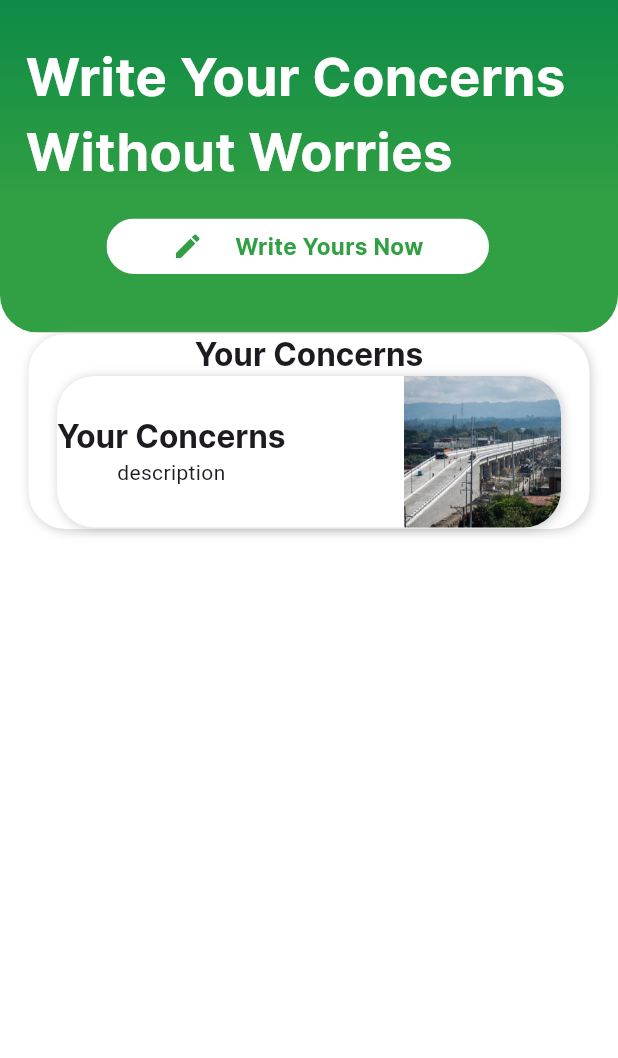
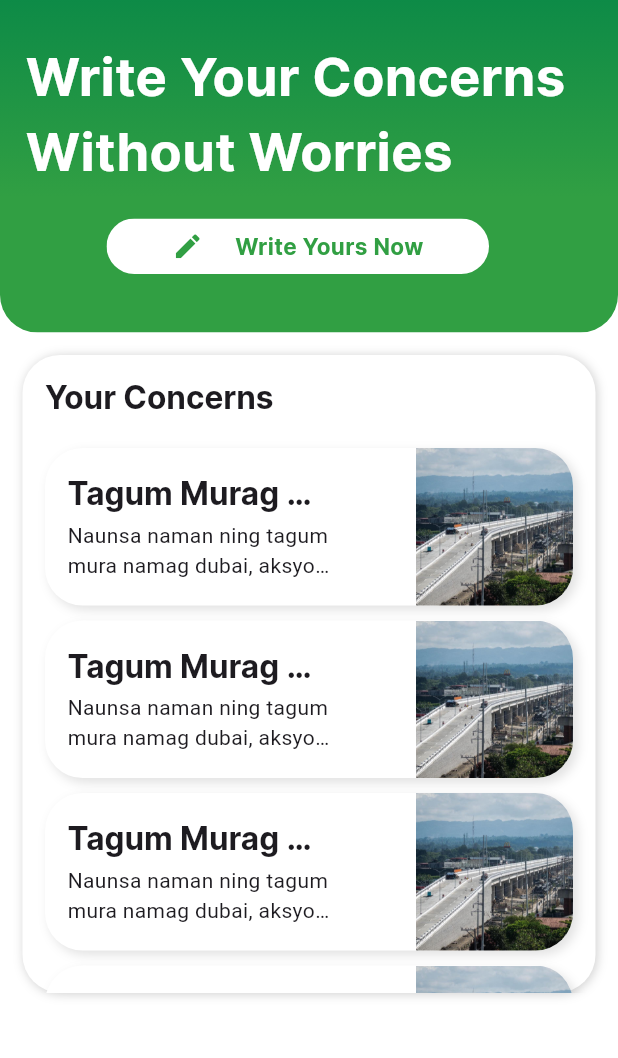
Before and after one commit to jsmrk/icare_tagum_app, a Flutter app: the WriteScreen screen opened by its route, on a phone screen of 412 x 824 dp, the part 119-1177 px from its top. Run offline on Flutter 3.47's test engine with Material 3 defaults, Android fonts, the phone set to English and light mode, and no system bars; our stand-ins replace firebase_core, google_nav_bar; accounts and stored records are empty; network calls fail.

Commit message:
done write screen

```diff
--- a/lib/views/write_screen.dart
+++ b/lib/views/write_screen.dart
@@ -50,8 +50,52 @@ class WriteScreen extends StatelessWidget {
               ),
             ),
           ]),
-        const UserConcerns(),
+          Container(
+            height: 425,
+            decoration: BoxDecoration(
+              color: Colors.white,
+              borderRadius: BorderRadius.circular(25),
+              boxShadow: [
+                BoxShadow(
+                  color: Colors.grey.withOpacity(0.5),
+                  blurRadius: 5.0,
+                  offset: const Offset(1, 1),
+                ),
               ],
-    ));
+            ),
+            margin: const EdgeInsets.symmetric(
+              vertical: 15,
+              horizontal: 15,
+            ),
+            child: Column(
+              children: [
+                Container(
+                  padding: EdgeInsets.all(15),
+                  alignment: Alignment.topLeft,
+                  child: Text(
+                    'Your Concerns',
+                    style: Theme.of(context).textTheme.titleLarge,
+                  ),
+                ),
+                const Expanded(
+                  child: SingleChildScrollView(
+                    child: Column(
+                      children: [
+                        UserConcerns(),
+                        UserConcerns(),
+                        UserConcerns(),
+                        UserConcerns(),
+                        UserConcerns(),
+                        UserConcerns(),
+                      ],
+                    ),
+                  ),
+                ),
+              ],
+            ),
+          ),
+        ],
+      ),
+    );
   }
 }
--- a/lib/widgets/user_concerns.dart
+++ b/lib/widgets/user_concerns.dart
@@ -10,15 +10,15 @@ class UserConcerns extends StatelessWidget {
         borderRadius: BorderRadius.circular(25),
         boxShadow: [
           BoxShadow(
-            color: Colors.grey.withOpacity(0.5),
+            color: Colors.grey.withOpacity(0.3),
             blurRadius: 5.0,
-            offset: const Offset(1, 1),
+            offset: const Offset(3, 3),
           ),
         ],
       ),
       margin: const EdgeInsets.symmetric(
-        vertical: 1,
-        horizontal: 19,
+        vertical: 5,
+        horizontal: 15,
       ),
       child: child,
     );
@@ -26,42 +26,57 @@ class UserConcerns extends StatelessWidget {
 
   @override
   Widget build(BuildContext context) {
+    String concernDescription =
+        'Naunsa naman ning tagum mura namag dubai, aksyoni intawn ni ninyo City Government kay abog jud kaayo muagi sa Highway.';
+
     return builContainer(
-      Column(
-        children: [
-          Text(
-            'Your Concerns',
-            style: Theme.of(context).textTheme.titleLarge,
-          ),
-          builContainer(
-            Row(
+      Container(
+        height: 105,
+        width: double.infinity,
+        child: Row(
           mainAxisAlignment: MainAxisAlignment.spaceBetween,
           children: [
-                Column(
+            Container(
+              padding: EdgeInsets.all(15),
+              width: 205,
+              child: Column(
+                mainAxisAlignment: MainAxisAlignment.spaceAround,
                 children: [
+                  Container(
+                    alignment: Alignment.topLeft,
+                    child: Text(
+                      'Tagum Murag Dubai',
+                      style: Theme.of(context).textTheme.titleLarge,
+                      softWrap: true,
+                      overflow: TextOverflow.ellipsis,
+                      textAlign: TextAlign.left,
+                    ),
+                  ),
                   Text(
-                      'Your Concerns',
-                      style: Theme.of(context).textTheme.titleLarge,
+                    concernDescription,
+                    softWrap: true,
+                    maxLines: 2,
+                    overflow: TextOverflow.ellipsis,
+                    textAlign: TextAlign.left,
                   ),
-                    Text('description')
                 ],
+              ),
             ),
             ClipRRect(
               borderRadius: const BorderRadius.only(
                 topRight: Radius.circular(25),
-                      bottomRight: Radius.circular(25)),
+                bottomRight: Radius.circular(25),
+              ),
               child: Image.asset(
                 'lib/assets/images/Tagum-Flyover.jpeg',
                 fit: BoxFit.cover,
-                    height: 101,
+                height: 105,
                 width: 105,
               ),
             ),
           ],
         ),
       ),
-        ],
-      ),
     );
   }
 }
```
Lines whose indentation alone changed are shown as unchanged.
